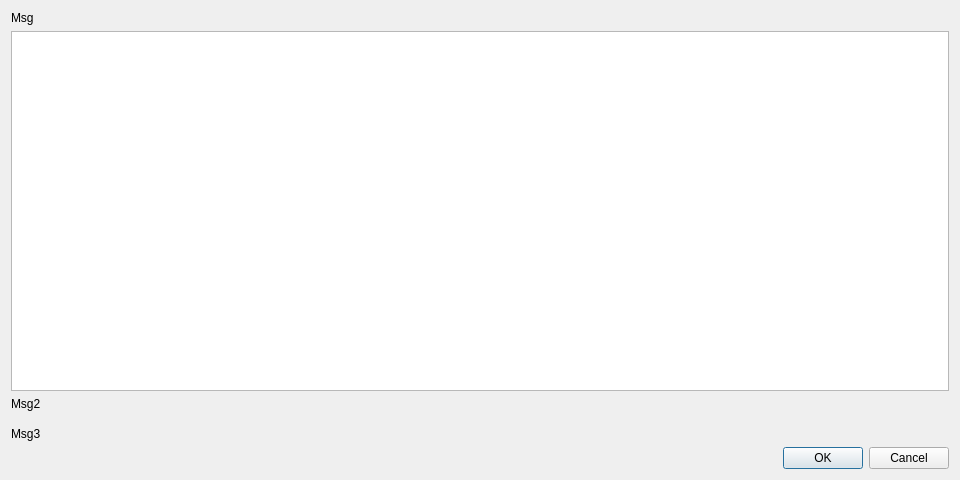
This is bulicommander/bulicommander/bc/resources/bcfileoperation.ui in Grum999/BuliCommander as Qt 5 draws it before an edit. The edited form follows.
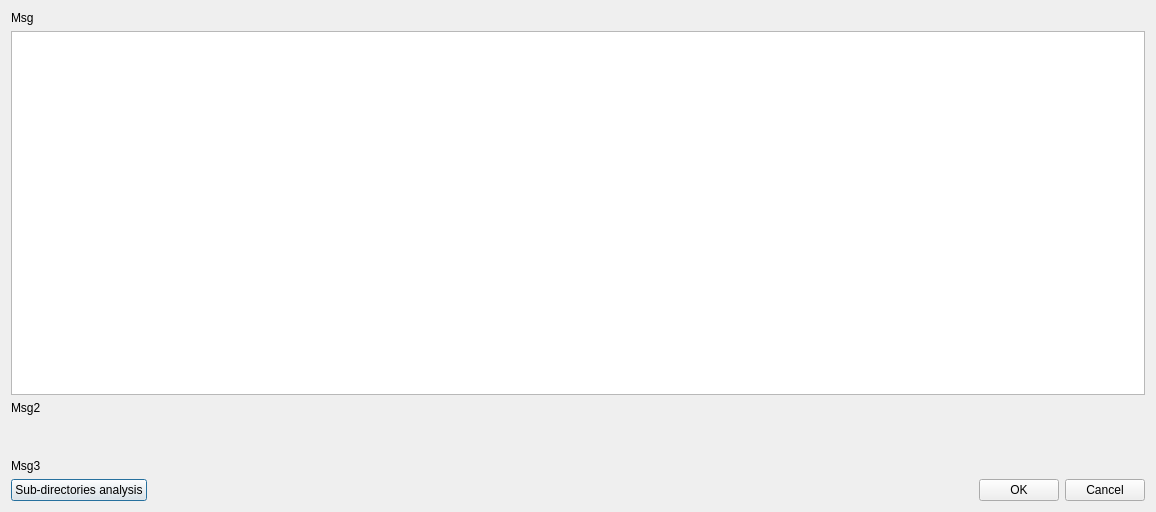
This is the edited form. Icons and pictures are not drawn. Custom widgets are drawn as their Qt base class.

```diff
--- a/bulicommander/bulicommander/bc/resources/bcfileoperation.ui
+++ b/bulicommander/bulicommander/bc/resources/bcfileoperation.ui
@@ -6,8 +6,8 @@
    <rect>
     <x>0</x>
     <y>0</y>
-    <width>960</width>
-    <height>480</height>
+    <width>1156</width>
+    <height>512</height>
    </rect>
   </property>
   <property name="windowTitle">
@@ -31,21 +31,12 @@
     </widget>
    </item>
    <item>
-    <widget class="QPlainTextEdit" name="pteInfo">
+    <widget class="QTextEdit" name="teInfo">
      <property name="font">
       <font>
        <family>DejaVu Sans Mono</family>
       </font>
      </property>
-     <property name="documentTitle">
-      <string/>
-     </property>
-     <property name="lineWrapMode">
-      <enum>QPlainTextEdit::NoWrap</enum>
-     </property>
-     <property name="readOnly">
-      <bool>true</bool>
-     </property>
     </widget>
    </item>
    <item>
@@ -72,7 +63,7 @@
      <property name="minimumSize">
       <size>
        <width>0</width>
-       <height>4</height>
+       <height>32</height>
       </size>
      </property>
      <property name="frameShape">
@@ -91,13 +82,61 @@
     </widget>
    </item>
    <item>
-    <widget class="QDialogButtonBox" name="buttonBox">
-     <property name="orientation">
-      <enum>Qt::Horizontal</enum>
-     </property>
-     <property name="standardButtons">
-      <set>QDialogButtonBox::Cancel|QDialogButtonBox::Ok</set>
-     </property>
+    <widget class="QWidget" name="widget" native="true">
+     <layout class="QHBoxLayout" name="horizontalLayout">
+      <property name="leftMargin">
+       <number>0</number>
+      </property>
+      <property name="topMargin">
+       <number>0</number>
+      </property>
+      <property name="rightMargin">
+       <number>0</number>
+      </property>
+      <property name="bottomMargin">
+       <number>0</number>
+      </property>
+      <item>
+       <widget class="QPushButton" name="pbDeepDirAnalysis">
+        <property name="toolTip">
+         <string>Scan all sub-directories to get a more detailled analysis of files</string>
+        </property>
+        <property name="text">
+         <string>Sub-directories analysis</string>
+        </property>
+       </widget>
+      </item>
+      <item>
+       <spacer name="horizontalSpacer">
+        <property name="orientation">
+         <enum>Qt::Horizontal</enum>
+        </property>
+        <property name="sizeHint" stdset="0">
+         <size>
+          <width>40</width>
+          <height>20</height>
+         </size>
+        </property>
+       </spacer>
+      </item>
+      <item>
+       <widget class="QPushButton" name="pbOk">
+        <property name="text">
+         <string>OK</string>
+        </property>
+        <property name="icon">
+         <iconset theme="OK"/>
+        </property>
+       </widget>
+      </item>
+      <item>
+       <widget class="QPushButton" name="pbCancel">
+        <property name="text">
+         <string>Cancel</string>
+        </property>
+       </widget>
+      </item>
+     </layout>
     </widget>
    </item>
   </layout>
```
Left out of the diff: 35 changed lines with no effect on the pictures.
